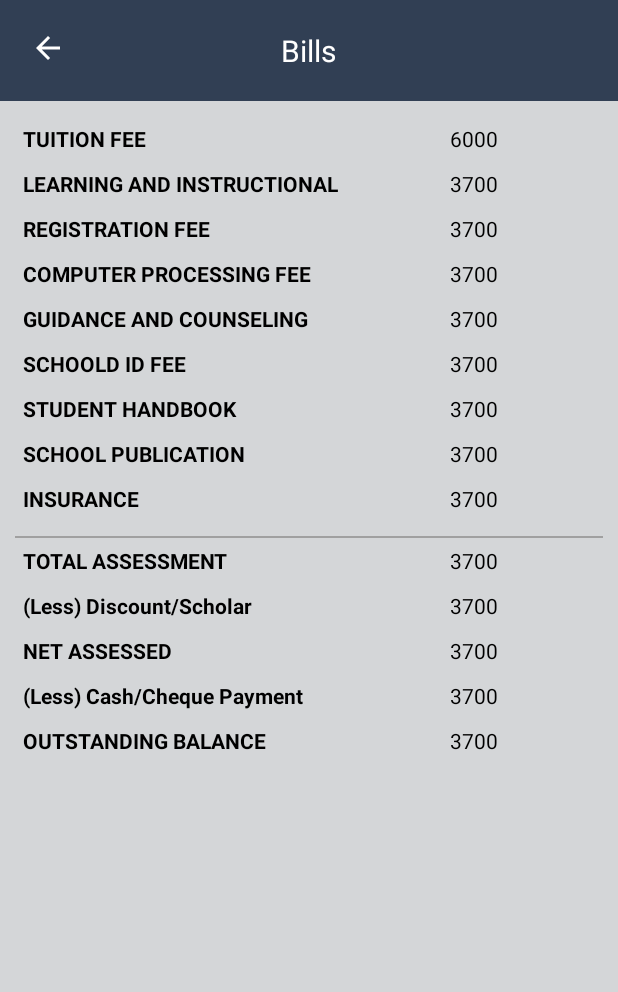
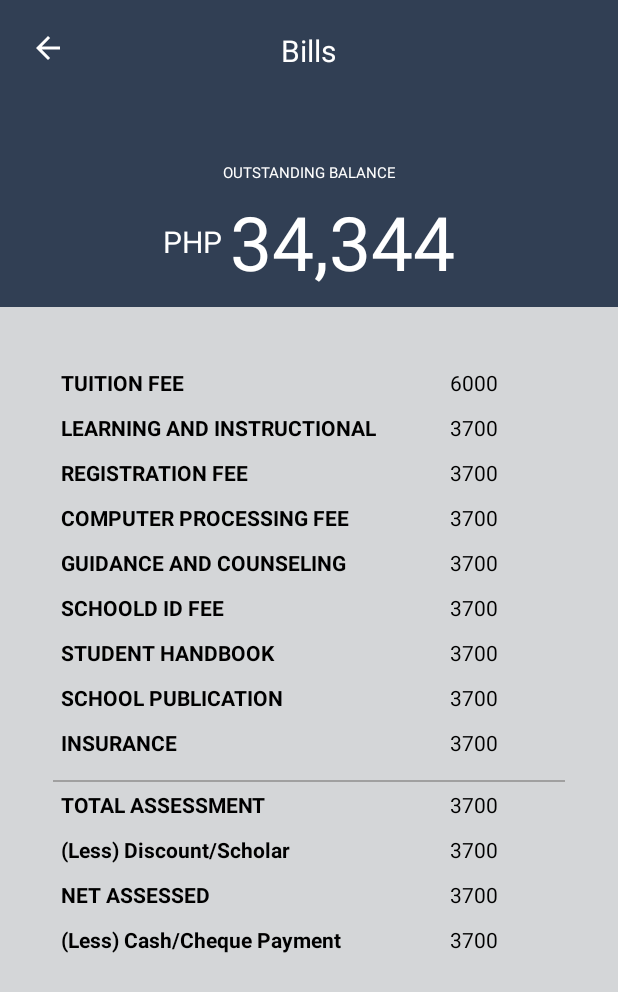
Before and after one commit to NerissaRonquillo33/HCC-R, an Android app: the Bill screen opened directly, with no data from a screen before it, on a phone screen of 412 x 824 dp. Shown: the top 992 px of the screen. Run offline under Robolectric (Android 15) with nearby library versions, the phone set to English and light mode, and no system bars; our stand-ins replace Room's generated code; 14 statements that could not run were skipped.

```diff
--- a/app/src/main/java/com/example/hcc/Bill.java
+++ b/app/src/main/java/com/example/hcc/Bill.java
@@ -11,12 +11,17 @@ import android.view.View;
 import android.widget.ImageView;
 import android.widget.TextView;
 
+import com.example.hcc.abstracts.Database;
 import com.example.hcc.http_request.HttpRequest;
 import com.example.hcc.interfaces.RequestCallback;
+import com.example.hcc.models.Bills;
+import com.example.hcc.models.Schedules;
 
 import org.json.JSONArray;
 import org.json.JSONException;
 import org.json.JSONObject;
+
+import java.util.List;
 
 
 public class Bill extends AppCompatActivity {
@@ -35,6 +40,8 @@ public class Bill extends AppCompatActivity {
     TextView na;
     TextView ccp;
     TextView ob;
+    Database database;
+    String username;
 
     @Override
     protected void onCreate(@Nullable Bundle savedInstanceState) {
@@ -55,7 +62,8 @@ public class Bill extends AppCompatActivity {
         na = findViewById(R.id.na);
         ccp = findViewById(R.id.ccp);
         ob = findViewById(R.id.ob);
-        String username = getIntent().getStringExtra("username");
+        database = Database.getInstance(Bill.this);
+        username = getIntent().getStringExtra("username");
         /* Back to main */
         prev.setOnClickListener(new View.OnClickListener() {
             @Override
@@ -65,10 +73,28 @@ public class Bill extends AppCompatActivity {
                 startActivity(dashboard);
             }
         });
-        BillInfo(username);
+        BillInfo();
     }
 
-    public void BillInfo(String username) {
+    public void BillInfo() {
+        Bills bills = database.billsDao().find(username);
+        tf.setText(bills.getTuitionfee());
+        lai.setText(bills.getLearninginstructional());
+        rf.setText(bills.getRegistrationfee());
+        cpf.setText(bills.getComputerprocsngfee());
+        gac.setText(bills.getGuidancecounseling());
+        sif.setText(bills.getSchoolidfee());
+        sh.setText(bills.getStudenthand());
+        sp.setText(bills.getSchoolpublication());
+        ins.setText(bills.getInsurance());
+        ta.setText(bills.getTotalasses());
+        ds.setText(bills.getLessdiscountscholar());
+        na.setText(bills.getNetassessed());
+        ccp.setText(bills.getLesscashpayment());
+        ob.setText(bills.getOutstandingbal());
+    }
+
+    public void BillInfo2(String username) {
         /* Courses list */
         JSONObject jsonParams = new JSONObject();
         try {
--- a/app/src/main/java/com/example/hcc/Login.java
+++ b/app/src/main/java/com/example/hcc/Login.java
@@ -50,6 +50,8 @@ public class Login extends AppCompatActivity {
                         Intent dashboard = new Intent(Login.this, Dashboard.class);
                         dashboard.putExtra("username", username.getText().toString());
                         startActivity(dashboard);
+                    } else {
+                        denied.setVisibility(View.VISIBLE);
                     }
                 }
             }
--- a/app/src/main/java/com/example/hcc/abstracts/Database.java
+++ b/app/src/main/java/com/example/hcc/abstracts/Database.java
@@ -5,18 +5,21 @@ import android.content.Context;
 import androidx.room.Room;
 import androidx.room.RoomDatabase;
 
+import com.example.hcc.interfaces.BillsDao;
 import com.example.hcc.interfaces.GradesDao;
 import com.example.hcc.interfaces.SchedulesDao;
 import com.example.hcc.interfaces.StudentsDao;
+import com.example.hcc.models.Bills;
 import com.example.hcc.models.Grades;
 import com.example.hcc.models.Schedules;
 import com.example.hcc.models.Students;
 
-@androidx.room.Database(entities = {Students.class, Schedules.class, Grades.class}, version = 1)
+@androidx.room.Database(entities = {Students.class, Schedules.class, Grades.class, Bills.class}, version = 1)
 public abstract class Database extends RoomDatabase {
     public abstract StudentsDao studentsDao();
     public abstract SchedulesDao schedulesDao();
     public abstract GradesDao gradesDao();
+    public abstract BillsDao billsDao();
     public static final String DATABASE_NAME = "hcc";
     public static Database instance;
     public static Database getInstance(Context context)
--- /dev/null
+++ b/app/src/main/java/com/example/hcc/interfaces/BillsDao.java
@@ -0,0 +1,29 @@
+package com.example.hcc.interfaces;
+
+import androidx.room.Delete;
+import androidx.room.Insert;
+import androidx.room.Query;
+import androidx.room.Update;
+
+import com.example.hcc.models.Bills;
+import com.example.hcc.models.Grades;
+
+import java.util.List;
+
+@androidx.room.Dao
+public interface BillsDao {
+    @Insert
+    void insert(Bills model);
+    @Update
+    void update(Bills model);
+    @Delete
+    void delete(Bills model);
+    @Query("DELETE FROM bills")
+    void deleteAll();
+    @Query("DELETE FROM bills WHERE username = :username")
+    void deleteOne(String username);
+    @Query("SELECT * FROM bills")
+    List<Bills> all();
+    @Query("SELECT * FROM bills WHERE username = :username")
+    Bills find(String username);
+}
--- a/app/src/main/java/com/example/hcc/interfaces/StudentsDao.java
+++ b/app/src/main/java/com/example/hcc/interfaces/StudentsDao.java
@@ -17,6 +17,10 @@ public interface StudentsDao {
     void update(Students model);
     @Delete
     void delete(Students model);
+    @Query("UPDATE students SET image = :image WHERE username = :username")
+    void updateImage(String username, byte[] image);
+    @Query("UPDATE students SET password = :password WHERE username = :username")
+    void updatePassword(String username, String password);
     @Query("DELETE FROM students")
     void deleteAll();
     @Query("DELETE FROM students WHERE username = :username")
--- a/app/src/main/res/layout/bill.xml
+++ b/app/src/main/res/layout/bill.xml
@@ -35,10 +35,54 @@
             android:layout_weight="1"/>
     </LinearLayout>
 
+    <LinearLayout
+        android:layout_width="match_parent"
+        android:layout_height="wrap_content"
+        android:orientation="vertical"
+        android:paddingTop="35dp"
+        android:background="#313f54">
+        <TextView
+            android:layout_width="match_parent"
+            android:layout_height="wrap_content"
+            android:text="OUTSTANDING BALANCE"
+            android:gravity="center_vertical|center_horizontal"
+            android:layout_gravity="center_horizontal|center_vertical"
+            android:textColor="#fff"
+            android:padding="5dp"
+            android:textSize="10sp"/>
+        <LinearLayout
+            android:layout_width="match_parent"
+            android:layout_height="wrap_content"
+            android:orientation="horizontal"
+            android:gravity="center_vertical|center_horizontal"
+            android:paddingBottom="10dp"
+            android:paddingRight="10dp"
+            android:paddingLeft="10dp"
+            android:background="#313f54">
+            <TextView
+                android:layout_width="wrap_content"
+                android:layout_height="match_parent"
+                android:text="PHP"
+                android:gravity="center_vertical|center_horizontal"
+                android:layout_marginRight="5dp"
+                android:layout_gravity="center_horizontal|center_vertical"
+                android:textColor="#fff"
+                android:textSize="20sp"/>
+            <TextView
+                android:id="@+id/ob"
+                android:layout_width="wrap_content"
+                android:layout_height="match_parent"
+                android:layout_gravity="center_horizontal|center_vertical"
+                android:text="34,344"
+                android:textColor="#fff"
+                android:textSize="50sp"/>
+        </LinearLayout>
+    </LinearLayout>
+
     <TableLayout
         android:layout_width="match_parent"
         android:layout_height="match_parent"
-        android:padding="10dp"
+        android:padding="35dp"
         android:stretchColumns="*">
         <TableRow
             android:layout_width="match_parent"
@@ -279,23 +323,5 @@
                 android:layout_height="match_parent"
                 android:padding="5dp"/>
         </TableRow>
-        <TableRow
-            android:layout_width="match_parent"
-            android:layout_height="wrap_content">
-            <TextView
-                android:text="OUTSTANDING BALANCE"
-                android:textColor="@color/black"
-                android:layout_width="wrap_content"
-                android:layout_height="match_parent"
-                android:padding="5dp"
-                android:textStyle="bold"/>
-            <TextView
-                android:id="@+id/ob"
-                android:text="3700"
-                android:textColor="@color/black"
-                android:layout_width="wrap_content"
-                android:layout_height="match_parent"
-                android:padding="5dp"/>
-        </TableRow>
     </TableLayout>
 </LinearLayout>
```
Also changed, not shown: app/src/main/java/com/example/hcc/Admin.java (+31 -0 lines), app/src/main/java/com/example/hcc/StudentInfo.java (+43 -37 lines), app/src/main/java/com/example/hcc/models/Bills.java (added, +187 -0 lines), app/src/main/res/layout/admin.xml (+38 -0 lines).
